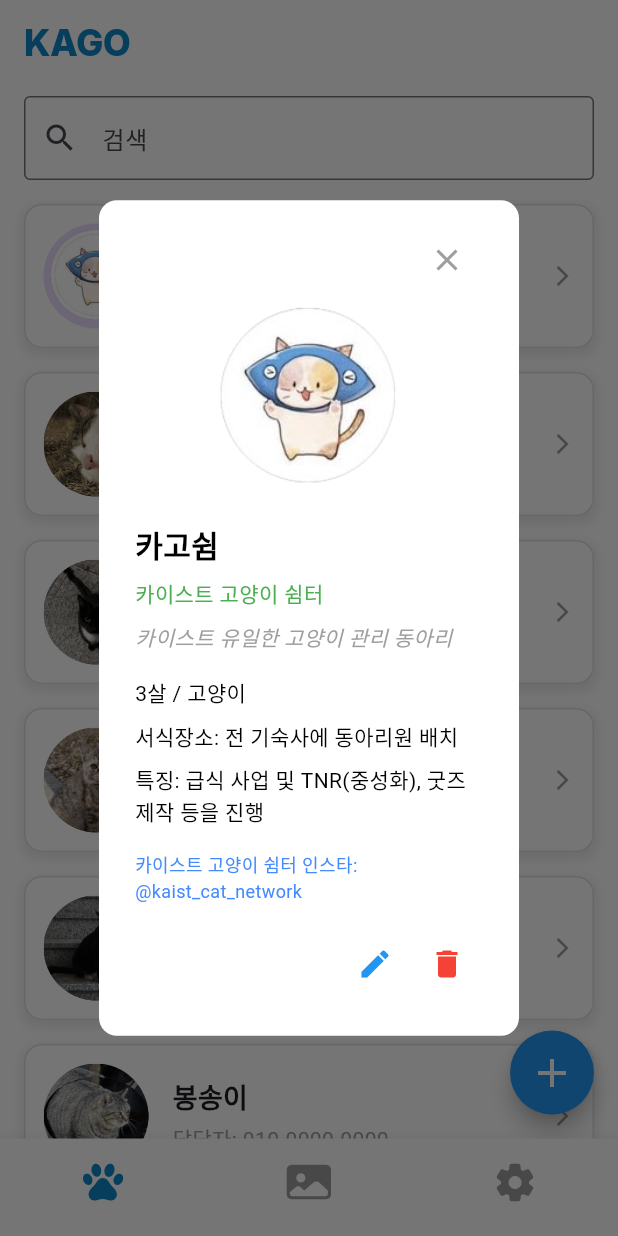
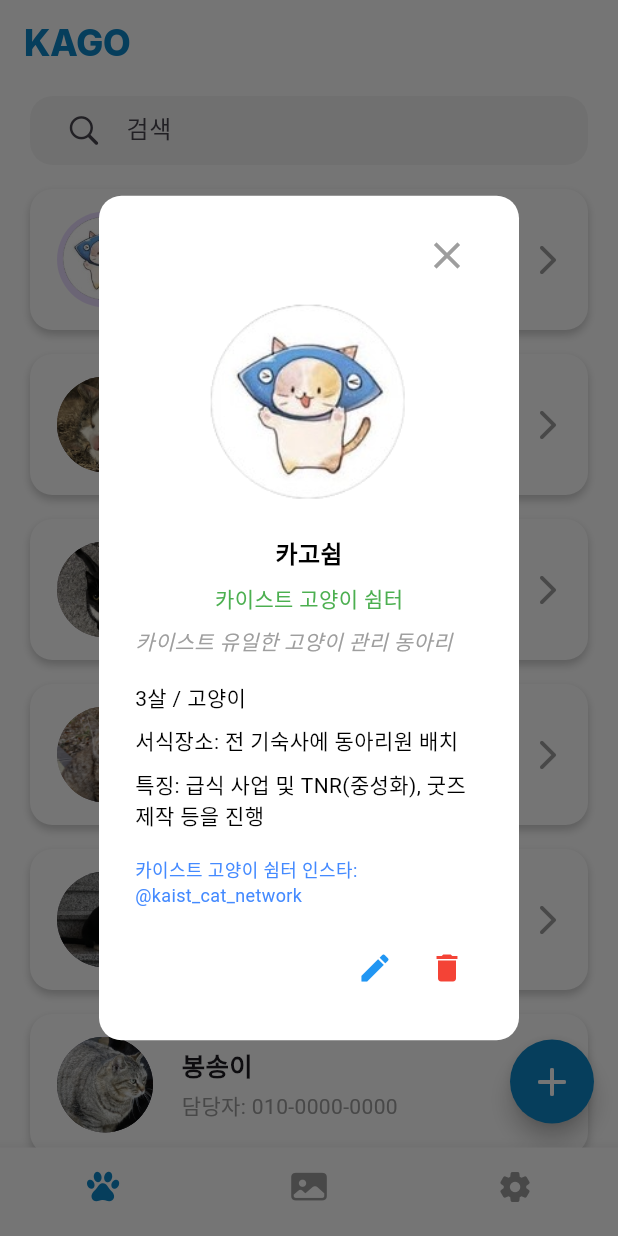
Before and after one commit to y-y41/madcamp_week1, a Flutter app: the screen it shows after launch, after a tap on "카고쉼", on a phone screen of 412 x 824 dp. Run offline on Flutter 3.47's test engine with Material 3 defaults, Android fonts, the phone set to English and light mode, and no system bars; our stand-ins replace assets_audio_player, flutter_svg, shared_preferences; missing offline and left inert: flutter_volume_controller.

Commit message:
volume page UI modify

```diff
--- a/lib/pages/font_size_page.dart
+++ /dev/null
@@ -1,19 +0,0 @@
-import 'package:flutter/material.dart';
-
-class FontSizePage extends StatefulWidget {
-  const FontSizePage({Key? key}) : super(key: key);
-
-  @override
-  State<FontSizePage> createState() => _FontSizePageState();
-}
-
-class _FontSizePageState extends State<FontSizePage> {
-  @override
-  Widget build(BuildContext context) {
-    return Center(
-      child: Text(
-        'font size page',
-      ),
-    );
-  }
-}
--- a/lib/screens/volume_random_page.dart
+++ b/lib/pages/volume_random_page.dart
@@ -163,7 +163,7 @@
                                                 Colors.black.withOpacity(0.5),
                                                 BlendMode.multiply),
                                             child: Image.asset(
-                                              'assets/images/고양이.png',
+                                              'assets/images/카고.png',
                                               fit: BoxFit.cover,
                                             ),
                                           ),
--- a/lib/screens/call_page.dart
+++ b/lib/screens/call_page.dart
@@ -1,3 +1,6 @@
+import 'dart:ui';
+
+import 'package:flutter/cupertino.dart';
 import 'package:flutter/material.dart';
 import 'package:madcamp_w1/screens/image_list2.dart';
 import 'package:url_launcher/url_launcher.dart'; // url_launcher 패키지 임포트
@@ -9,8 +12,8 @@
   _CallPageState createState() => _CallPageState();
 }
 
-class image_url{
-  static String Image_Url="";
+class image_url {
+  static String Image_Url = "";
 }
 
 class _CallPageState extends State<CallPage> {
@@ -98,19 +101,22 @@
     ),
   ];
   String searchQuery = "";
-  void _updateSearchQuery(String query){
-    setState((){
+  void _updateSearchQuery(String query) {
+    setState(() {
       searchQuery = query;
     });
   }
+
   List<Person> get filteredPeople {
     if (searchQuery.isEmpty) {
       return people;
     }
     return people
-        .where((person) => person.name.toLowerCase().contains(searchQuery.toLowerCase()))
+        .where((person) =>
+            person.name.toLowerCase().contains(searchQuery.toLowerCase()))
         .toList();
   }
+
   void _addPerson(BuildContext context) {
     // Temporary variables to hold the form input
     String name = '';
@@ -160,14 +166,14 @@
                   onChanged: (value) => traits = value,
                 ),
                 TextButton(
-                  onPressed: () async{
-                    String? selectedImageUrl =await Navigator.push(
+                  onPressed: () async {
+                    String? selectedImageUrl = await Navigator.push(
                       context,
                       MaterialPageRoute(builder: (context) => imagelist2()),
                     );
-                    if(selectedImageUrl !=null){
+                    if (selectedImageUrl != null) {
                       setState(() {
-                        imageUrl=selectedImageUrl;
+                        imageUrl = selectedImageUrl;
                       });
                     }
                   },
@@ -218,13 +224,22 @@
           // SafeArea를 추가하여 상태바 충돌 방지
           SafeArea(
             child: Padding(
-              padding: const EdgeInsets.symmetric(horizontal: 16.0, vertical: 8.0),
+              padding:
+                  const EdgeInsets.symmetric(horizontal: 20.0, vertical: 8.0),
+              child: Container(
+                height: 46,
+                padding: EdgeInsets.symmetric(horizontal: 12),
+                decoration: BoxDecoration(
+                  borderRadius: BorderRadius.circular(15),
+                  color: Color(0xFFF5F5F5),
+                ),
                 child: TextField(
                   onChanged: _updateSearchQuery,
                   decoration: const InputDecoration(
                     hintText: "검색",
-                  border: OutlineInputBorder(),
-                  prefixIcon: Icon(Icons.search),
+                    border: InputBorder.none,
+                    prefixIcon: Icon(CupertinoIcons.search),
+                  ),
                 ),
               ),
             ),
@@ -236,22 +251,24 @@
       ),
       floatingActionButton: FloatingActionButton(
         onPressed: () => _addPerson(context), // + 버튼 클릭 시 동작
-        child: const Icon(Icons.add, size: 32, color: Colors.white), // 흰색 + 아이콘, 크기 조정
-        backgroundColor: Colors.blue, // 버튼 배경색을 파란색으로 설정
+        child: const Icon(Icons.add_rounded,
+            size: 32, color: Colors.white), // 흰색 + 아이콘, 크기 조정
+        backgroundColor: Color(0xFF0E87C8), // 버튼 배경색을 파란색으로 설정
         shape: CircleBorder(), // 버튼을 완전히 원형으로 유지
         elevation: 6, // 버튼의 그림자 깊이
       ),
     );
   }
 
-
-  Widget _buildList(List<Person> people, BuildContext context) => ListView.builder(
+  Widget _buildList(List<Person> people, BuildContext context) =>
+      ListView.builder(
         itemCount: people.length,
         itemBuilder: (context, index) {
           final person = people[index];
           return GestureDetector(
             onTap: () => _showPersonDetails(context, person),
-        child: _customTile(person.name, person.description, person.imageUrl),
+            child:
+                _customTile(person.name, person.description, person.imageUrl),
           );
         },
       );
@@ -262,10 +279,11 @@
       builder: (BuildContext context) {
         return AlertDialog(
           shape: RoundedRectangleBorder(
-            borderRadius: BorderRadius.circular(12), // 다이얼로그 모서리를 둥글게
+            borderRadius: BorderRadius.circular(15), // 다이얼로그 모서리를 둥글게
           ),
           backgroundColor: Colors.white,
-          content: SizedBox(
+          content: Container(
+            // padding: EdgeInsets.symmetric(vertical: 10),
             width: MediaQuery.of(context).size.width * 0.55, // 다이얼로그 너비
             child: Column(
               mainAxisSize: MainAxisSize.min, // 다이얼로그 높이를 내용에 맞게 조절
@@ -275,7 +293,11 @@
                 Align(
                   alignment: Alignment.topRight,
                   child: IconButton(
-                    icon: const Icon(Icons.close, color: Colors.grey),
+                    icon: const Icon(
+                      Icons.close,
+                      color: Colors.grey,
+                      size: 30,
+                    ),
                     onPressed: () => Navigator.of(context).pop(), // 닫기 버튼
                   ),
                 ),
@@ -284,35 +306,41 @@
                   child: ClipOval(
                     child: Image.asset(
                       person.imageUrl,
-                      width: 135, // 이미지 너비
-                      height: 135, // 이미지 높이
+                      width: 150, // 이미지 너비
+                      height: 150, // 이미지 높이
                       fit: BoxFit.cover, // 이미지 비율 유지
                       errorBuilder: (context, error, stackTrace) => Image.asset(
-                        'assets/고양이.png', // 실패 시 대체 이미지
-                        width: 140,
-                        height: 140,
+                        'assets/images/카고.png', // 실패 시 대체 이미지
+                        width: 150,
+                        height: 150,
                       ),
                     ),
                   ),
                 ),
-                const SizedBox(height: 16), // 이미지와 텍스트 간격
+                const SizedBox(height: 13), // 이미지와 텍스트 간격
                 // 고양이 이름
-                Text(
+                Center(
+                  child: Text(
                     person.name,
                     style: const TextStyle(
-                    fontSize: 20,
-                    fontWeight: FontWeight.bold,
+                      fontSize: 16,
+                      fontWeight: FontWeight.w700,
                       color: Colors.black,
+                    ),
                   ),
                 ),
                 const SizedBox(height: 8), // 이름과 설명 간격
                 // 담당자 및 전화번호
-                GestureDetector(
+                Center(
+                  child: GestureDetector(
                     onTap: () async {
                       // 전화번호 추출 (숫자만 남기기)
-                    final phone = person.description.replaceAll(RegExp(r'[^\d+]'), '');
-                    final Uri telUri = Uri(scheme: "tel", path: phone); // tel 스키마 생성
-                    if (await canLaunchUrl(telUri)) { // 전화 앱 실행 가능 여부 확인
+                      final phone =
+                          person.description.replaceAll(RegExp(r'[^\d+]'), '');
+                      final Uri telUri =
+                          Uri(scheme: "tel", path: phone); // tel 스키마 생성
+                      if (await canLaunchUrl(telUri)) {
+                        // 전화 앱 실행 가능 여부 확인
                         await launchUrl(telUri); // 전화 앱 실행
                       } else {
                         throw 'Could not launch $telUri'; // 에러 처리
@@ -323,7 +351,7 @@
                       style: const TextStyle(
                         fontSize: 14,
                         color: Colors.green, // 클릭 가능성을 시각적으로 표현
-
+                      ),
                     ),
                   ),
                 ),
@@ -361,9 +389,11 @@
                 // 인스타그램 링크
                 GestureDetector(
                   onTap: () async {
-                    const url = "https://instagram.com/kaist_cat_network"; // URL 정의
+                    const url =
+                        "https://instagram.com/kaist_cat_network"; // URL 정의
                     final Uri uri = Uri.parse(url); // URL을 Uri 객체로 변환
-                    if (await canLaunchUrl(uri)) { // Uri를 사용하여 URL 열기 가능 여부 확인
+                    if (await canLaunchUrl(uri)) {
+                      // Uri를 사용하여 URL 열기 가능 여부 확인
                       await launchUrl(uri); // URL 열기
                     } else {
                       throw 'Could not launch $url'; // URL 열기 실패 시 에러 처리
@@ -383,12 +413,15 @@
                   mainAxisAlignment: MainAxisAlignment.end, // 버튼을 오른쪽으로 정렬
                   children: [
                     IconButton(
-                      icon: const Icon(Icons.edit, color: Colors.blue), // 수정 아이콘
+                      icon:
+                          const Icon(Icons.edit, color: Colors.blue), // 수정 아이콘
                       tooltip: '수정',
-                      onPressed: () => _editPerson(context, person), // 수정 다이얼로그 호출
+                      onPressed: () =>
+                          _editPerson(context, person), // 수정 다이얼로그 호출
                     ),
                     IconButton(
-                      icon: const Icon(Icons.delete, color: Colors.red), // 삭제 아이콘
+                      icon:
+                          const Icon(Icons.delete, color: Colors.red), // 삭제 아이콘
                       tooltip: '삭제',
                       onPressed: () {
                         setState(() {
@@ -407,18 +440,23 @@
     );
   }
 
-
-
-
   void _editPerson(BuildContext context, Person person) {
-    TextEditingController nameController = TextEditingController(text: person.name);
-    TextEditingController descriptionController = TextEditingController(text: person.description);
-    TextEditingController oneCommentController = TextEditingController(text: person.oneComment);
-    TextEditingController ageController = TextEditingController(text: person.age);
-    TextEditingController genderController = TextEditingController(text: person.gender);
-    TextEditingController habitatController = TextEditingController(text: person.habitat);
-    TextEditingController traitsController = TextEditingController(text: person.traits);
-    TextEditingController imageUrlController = TextEditingController(text: person.imageUrl);
+    TextEditingController nameController =
+        TextEditingController(text: person.name);
+    TextEditingController descriptionController =
+        TextEditingController(text: person.description);
+    TextEditingController oneCommentController =
+        TextEditingController(text: person.oneComment);
+    TextEditingController ageController =
+        TextEditingController(text: person.age);
+    TextEditingController genderController =
+        TextEditingController(text: person.gender);
+    TextEditingController habitatController =
+        TextEditingController(text: person.habitat);
+    TextEditingController traitsController =
+        TextEditingController(text: person.traits);
+    TextEditingController imageUrlController =
+        TextEditingController(text: person.imageUrl);
 
     bool isSaved = false; // 저장 상태를 나타내는 변수
 
@@ -462,14 +500,14 @@
                       decoration: const InputDecoration(labelText: '특징'),
                     ),
                     TextButton(
-                      onPressed: () async{
-                        String? selectedImageUrl =await Navigator.push(
+                      onPressed: () async {
+                        String? selectedImageUrl = await Navigator.push(
                           context,
                           MaterialPageRoute(builder: (context) => imagelist2()),
                         );
-                        if(selectedImageUrl !=null){
+                        if (selectedImageUrl != null) {
                           setState(() {
-                            imageUrlController.text=selectedImageUrl;
+                            imageUrlController.text = selectedImageUrl;
                           });
                         }
                       },
@@ -517,23 +555,24 @@
   }
 
   Widget _customTile(String title, String subtitle, String imageUrl) => Padding(
-    padding: const EdgeInsets.symmetric(horizontal: 16, vertical: 8),
+        padding: const EdgeInsets.symmetric(horizontal: 20, vertical: 8),
         child: Container(
+          height: 94,
           decoration: BoxDecoration(
             color: Colors.white,
-        borderRadius: BorderRadius.circular(12),
-        border: Border.all(color: Colors.grey.shade300),
+            borderRadius: BorderRadius.circular(15),
+            // border: Border.all(color: Colors.grey.shade300),
             boxShadow: [
               BoxShadow(
-            color: Colors.grey.withOpacity(0.2),
-            spreadRadius: 2,
-            blurRadius: 5,
+                color: Colors.black.withOpacity(0.2),
+                spreadRadius: 0,
+                blurRadius: 4,
                 offset: const Offset(0, 3),
               ),
             ],
           ),
           child: Padding(
-        padding: const EdgeInsets.all(12),
+            padding: const EdgeInsets.all(15),
             child: Row(
               crossAxisAlignment: CrossAxisAlignment.center,
               children: [
@@ -546,6 +585,8 @@
                   child: ClipOval(
                     child: Image.asset(
                       imageUrl,
+                      width: 64,
+                      height: 64,
                       fit: BoxFit.cover,
                       errorBuilder: (context, error, stackTrace) => Image.asset(
                         'assets/고양이.png',
@@ -558,12 +599,13 @@
                 Expanded(
                   child: Column(
                     crossAxisAlignment: CrossAxisAlignment.start,
+                    mainAxisAlignment: MainAxisAlignment.center,
                     children: [
                       Text(
                         title,
                         style: const TextStyle(
-                      fontSize: 18,
-                      fontWeight: FontWeight.bold,
+                          fontSize: 17,
+                          fontWeight: FontWeight.w700,
                         ),
                       ),
                       const SizedBox(height: 4),
@@ -571,13 +613,15 @@
                         subtitle,
                         style: const TextStyle(
                           fontSize: 14,
+                          fontWeight: FontWeight.w400,
                           color: Colors.grey,
                         ),
                       ),
                     ],
                   ),
                 ),
-            const Icon(Icons.arrow_forward_ios, size: 16, color: Colors.grey),
+                const Icon(Icons.arrow_forward_ios_rounded,
+                    size: 24, color: Colors.grey),
               ],
             ),
           ),
--- a/lib/screens/home_screen.dart
+++ b/lib/screens/home_screen.dart
@@ -11,17 +11,20 @@
     appBarColor = newColor;
     await saveColor(newColor);
   }
-  static Color getColor(){
+
+  static Color getColor() {
     return appBarColor;
   }
-  static Future<void> saveColor(Color color) async{
-    SharedPreferences prefs =await SharedPreferences.getInstance();
-    prefs.setInt('savedColor',color.value);
+
+  static Future<void> saveColor(Color color) async {
+    SharedPreferences prefs = await SharedPreferences.getInstance();
+    prefs.setInt('savedColor', color.value);
   }
-  static Future<void> loadColor() async{
-    SharedPreferences prefs=await SharedPreferences.getInstance();
-    int savedColorValue=prefs.getInt('savedColor') ?? Colors.green.value;
-    appBarColor=Color(savedColorValue);
+
+  static Future<void> loadColor() async {
+    SharedPreferences prefs = await SharedPreferences.getInstance();
+    int savedColorValue = prefs.getInt('savedColor') ?? Colors.green.value;
+    appBarColor = Color(savedColorValue);
   }
 }
 
@@ -84,19 +87,19 @@
           BottomNavigationBarItem(
               icon: Icon(
                 CupertinoIcons.paw_solid,
-                size: 30,
+                // size: 30,
               ),
               label: ''),
           BottomNavigationBarItem(
               icon: Icon(
                 CupertinoIcons.photo_fill,
-                size: 30,
+                // size: 30,
               ),
               label: ''),
           BottomNavigationBarItem(
               icon: Icon(
                 Icons.settings_rounded,
-                size: 30,
+                // size: 30,
               ),
               label: '')
         ],
--- a/lib/screens/tab_3.dart
+++ b/lib/screens/tab_3.dart
@@ -2,9 +2,9 @@
 import 'package:flutter/cupertino.dart';
 import 'package:flutter/material.dart';
 import 'package:flutter_svg/svg.dart';
-import 'package:madcamp_w1/screens/volume_random_page.dart';
-import 'package:madcamp_w1/screens/color_setting.dart';
-import 'lock_settings.dart';
+import 'package:madcamp_w1/pages/volume_random_page.dart';
+import 'package:madcamp_w1/pages/color_setting.dart';
+import '../pages/lock_settings.dart';
 import 'package:flutter_svg/flutter_svg.dart';
 
 class Tab3 extends StatelessWidget {
```
Also changed, not shown: lib/main.dart (+6 -4 lines), lib/screens/address_list.dart (+12 -9 lines), lib/screens/image_list.dart (+18 -25 lines), lib/screens/setting_page.dart (+8 -8 lines), assets/images/카고.png (added), lib/pages/color_setting.dart (renamed from lib/screens/color_setting.dart), lib/pages/lock_settings.dart (renamed from lib/screens/lock_settings.dart). Lines whose indentation alone changed are shown as unchanged.
